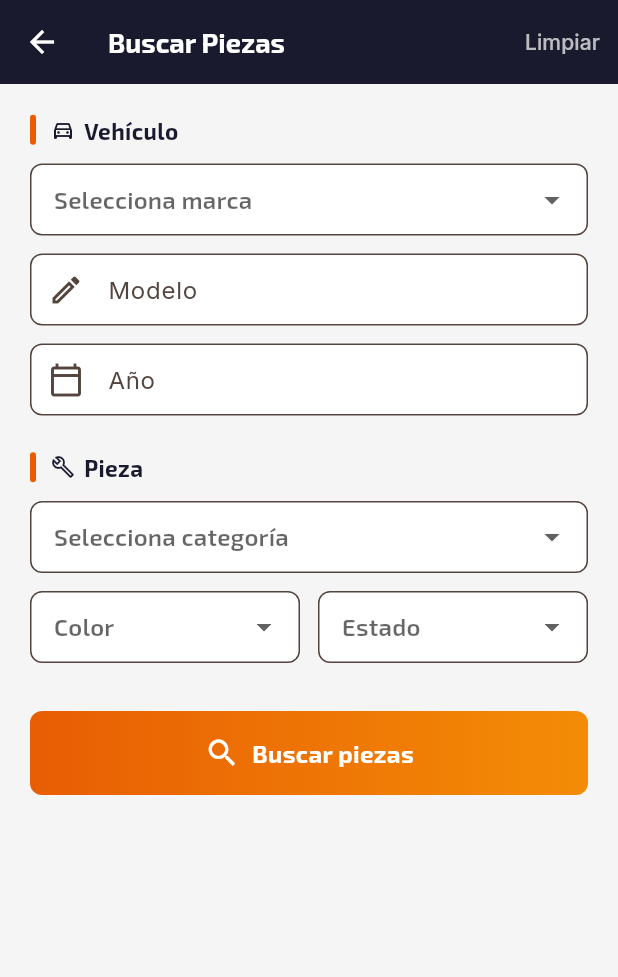
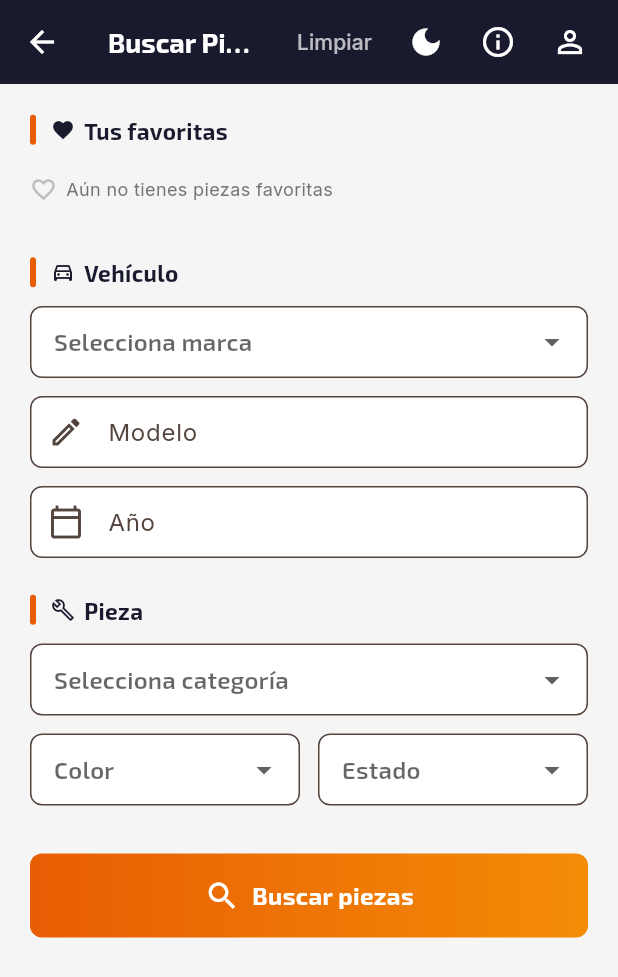
Before and after one commit to gonzalo-bilbao/TodoPiezas, a Flutter app: the screen it shows after launch, after a tap on an icon or button, on a phone screen of 412 x 824 dp. Shown: the top 977 px of the screen. Run offline on Flutter 3.47's test engine with Material 3 defaults, Android fonts, the phone set to English and light mode, and no system bars; our stand-ins replace file_picker, flutter_map, geolocator, google_fonts, image_picker, latlong2 and 2 more; missing offline and left inert: excel; accounts and stored records are empty.

Commit message:
Arreglar whatsapp, textos en modo oscuro, menú global y favoritos en búsqueda
- Incluir whatsapp en list.php, get.php y search.php del backend
- Añadir campo desguaceWhatsapp al modelo Pieza
- Botón WhatsApp en detalle de pieza (bloqueado si no hay número)
- Arreglar colores hardcodeados de textos en modo oscuro
- Extender TopAppBar (modo oscuro + sobre nosotros + usuario) a todas las pantallas
- Sección de favoritos en la pantalla de búsqueda
- Nuevo endpoint piezas/by_ids.php para cargar piezas favoritas

Co-Authored-By: Claude Opus 4.6 <noreply@anthropic.com>

```diff
--- a/lib/models/pieza.dart
+++ b/lib/models/pieza.dart
@@ -14,6 +14,7 @@ class Pieza {
   final int desguaceId;
   final String desguaceNombre;
   final String desguaceTelefono;
+  final String? desguaceWhatsapp;
   final double desguaceLat;
   final double desguaceLng;
   final String desguaceDireccion;
@@ -35,6 +36,7 @@ class Pieza {
     required this.desguaceId,
     required this.desguaceNombre,
     required this.desguaceTelefono,
+    this.desguaceWhatsapp,
     required this.desguaceLat,
     required this.desguaceLng,
     required this.desguaceDireccion,
@@ -57,6 +59,7 @@ class Pieza {
         desguaceId: int.parse(json['desguace_id'].toString()),
         desguaceNombre: json['desguace_nombre'] ?? '',
         desguaceTelefono: json['desguace_telefono'] ?? '',
+        desguaceWhatsapp: json['desguace_whatsapp'],
         desguaceLat: double.parse(json['desguace_lat'].toString()),
         desguaceLng: double.parse(json['desguace_lng'].toString()),
         desguaceDireccion: json['desguace_direccion'] ?? '',
--- a/lib/screens/home/home_screen.dart
+++ b/lib/screens/home/home_screen.dart
@@ -11,6 +11,7 @@ class HomeScreen extends StatelessWidget {
 
   @override
   Widget build(BuildContext context) {
+    final isDark = Theme.of(context).brightness == Brightness.dark;
     return Scaffold(
       appBar: const TopAppBar(title: 'TodoPiezas'),
       body: SafeArea(
@@ -26,7 +27,7 @@ class HomeScreen extends StatelessWidget {
                   style: GoogleFonts.exo2(
                     fontSize: 36,
                     fontWeight: FontWeight.bold,
-                    color: AppTheme.secondary,
+                    color: isDark ? Colors.white : AppTheme.secondary,
                     letterSpacing: 1,
                   ),
                 ),
@@ -35,7 +36,7 @@ class HomeScreen extends StatelessWidget {
                   'Tu desguace, en tu bolsillo',
                   style: GoogleFonts.inter(
                     fontSize: 14,
-                    color: Colors.grey[600],
+                    color: isDark ? Colors.grey[400] : Colors.grey[600],
                     letterSpacing: 0.5,
                   ),
                 ),
--- a/lib/screens/map/desguace_detail_screen.dart
+++ b/lib/screens/map/desguace_detail_screen.dart
@@ -6,6 +6,7 @@ import '../../core/constants.dart';
 import '../../core/theme.dart';
 import '../../models/desguace.dart';
 import '../../services/api_service.dart';
+import '../../widgets/top_app_bar.dart';
 
 class DesguaceDetailScreen extends StatefulWidget {
   final Desguace desguace;
@@ -48,7 +49,7 @@ class _DesguaceDetailScreenState extends State<DesguaceDetailScreen> {
     final d = widget.desguace;
 
     return Scaffold(
-      appBar: AppBar(title: Text(d.nombre)),
+      appBar: TopAppBar(title: d.nombre),
       body: SingleChildScrollView(
         child: Column(
           crossAxisAlignment: CrossAxisAlignment.start,
--- a/lib/screens/map/nearby_screen.dart
+++ b/lib/screens/map/nearby_screen.dart
@@ -5,6 +5,7 @@ import 'package:latlong2/latlong.dart';
 import '../../core/theme.dart';
 import '../../models/desguace.dart';
 import '../../services/api_service.dart';
+import '../../widgets/top_app_bar.dart';
 import 'desguace_detail_screen.dart';
 
 class NearbyScreen extends StatefulWidget {
@@ -74,7 +75,7 @@ class _NearbyScreenState extends State<NearbyScreen> {
   @override
   Widget build(BuildContext context) {
     return Scaffold(
-      appBar: AppBar(title: const Text('Desguaces cercanos')),
+      appBar: const TopAppBar(title: 'Desguaces cercanos'),
       body: _loading
           ? const Center(child: CircularProgressIndicator())
           : _error != null
--- a/lib/screens/search/search_screen.dart
+++ b/lib/screens/search/search_screen.dart
@@ -4,6 +4,8 @@ import 'package:provider/provider.dart';
 import '../../core/constants.dart';
 import '../../core/theme.dart';
 import '../../providers/search_provider.dart';
+import '../../widgets/favoritos_list.dart';
+import '../../widgets/top_app_bar.dart';
 import 'results_screen.dart';
 
 class SearchScreen extends StatefulWidget {
@@ -40,9 +42,9 @@ class _SearchScreenState extends State<SearchScreen> {
     }
 
     return Scaffold(
-      appBar: AppBar(
-        title: const Text('Buscar Piezas'),
-        actions: [
+      appBar: TopAppBar(
+        title: 'Buscar Piezas',
+        extraActions: [
           TextButton(
             onPressed: () {
               provider.clearFilters();
@@ -58,6 +60,10 @@ class _SearchScreenState extends State<SearchScreen> {
         child: Column(
           crossAxisAlignment: CrossAxisAlignment.start,
           children: [
+            _SectionHeader('Tus favoritas', Icons.favorite),
+            const SizedBox(height: 8),
+            const FavoritosList(),
+            const SizedBox(height: 24),
             _SectionHeader('Vehículo', Icons.directions_car_outlined),
             const SizedBox(height: 12),
             _dropdown(
@@ -208,7 +214,10 @@ class _SectionHeader extends StatelessWidget {
   const _SectionHeader(this.text, this.icon);
 
   @override
-  Widget build(BuildContext context) => Row(
+  Widget build(BuildContext context) {
+    final isDark = Theme.of(context).brightness == Brightness.dark;
+    final textColor = isDark ? Colors.white : AppTheme.secondary;
+    return Row(
         children: [
           Container(
             width: 4,
@@ -219,16 +228,17 @@ class _SectionHeader extends StatelessWidget {
             ),
           ),
           const SizedBox(width: 10),
-          Icon(icon, size: 16, color: AppTheme.secondary),
+          Icon(icon, size: 16, color: textColor),
           const SizedBox(width: 6),
           Text(
             text,
             style: GoogleFonts.exo2(
               fontSize: 15,
               fontWeight: FontWeight.bold,
-              color: AppTheme.secondary,
+              color: textColor,
             ),
           ),
         ],
       );
+  }
 }
--- /dev/null
+++ b/lib/widgets/favoritos_list.dart
@@ -0,0 +1,151 @@
+import 'package:flutter/material.dart';
+import 'package:google_fonts/google_fonts.dart';
+import 'package:provider/provider.dart';
+import '../core/constants.dart';
+import '../core/theme.dart';
+import '../models/pieza.dart';
+import '../providers/favoritos_provider.dart';
+import '../screens/product/product_screen.dart';
+import '../services/api_service.dart';
+
+class FavoritosList extends StatefulWidget {
+  const FavoritosList({super.key});
+
+  @override
+  State<FavoritosList> createState() => _FavoritosListState();
+}
+
+class _FavoritosListState extends State<FavoritosList> {
+  List<Pieza> _piezas = [];
+  bool _loading = false;
+  Set<int> _lastIds = {};
+
+  @override
+  void didChangeDependencies() {
+    super.didChangeDependencies();
+    _refreshIfNeeded();
+  }
+
+  Future<void> _refreshIfNeeded() async {
+    final ids = context.read<FavoritosProvider>().ids;
+    if (ids.length == _lastIds.length && ids.containsAll(_lastIds)) return;
+    _lastIds = Set.from(ids);
+    if (ids.isEmpty) {
+      setState(() => _piezas = []);
+      return;
+    }
+    setState(() => _loading = true);
+    try {
+      final piezas = await ApiService.getPiezasByIds(ids.toList());
+      if (mounted) setState(() { _piezas = piezas; _loading = false; });
+    } catch (_) {
+      if (mounted) setState(() => _loading = false);
+    }
+  }
+
+  @override
+  Widget build(BuildContext context) {
+    context.watch<FavoritosProvider>(); // Escucha cambios
+    WidgetsBinding.instance.addPostFrameCallback((_) => _refreshIfNeeded());
+
+    if (_loading) {
+      return const Padding(
+        padding: EdgeInsets.all(20),
+        child: Center(child: CircularProgressIndicator()),
+      );
+    }
+    if (_piezas.isEmpty) {
+      return Padding(
+        padding: const EdgeInsets.symmetric(vertical: 12),
+        child: Row(
+          children: [
+            Icon(Icons.favorite_border, color: Colors.grey[400], size: 18),
+            const SizedBox(width: 6),
+            Text(
+              'Aún no tienes piezas favoritas',
+              style: GoogleFonts.inter(fontSize: 12, color: Colors.grey[600]),
+            ),
+          ],
+        ),
+      );
+    }
+
+    return SizedBox(
+      height: 150,
+      child: ListView.separated(
+        scrollDirection: Axis.horizontal,
+        itemCount: _piezas.length,
+        separatorBuilder: (_, __) => const SizedBox(width: 10),
+        itemBuilder: (context, i) => _FavCard(pieza: _piezas[i]),
+      ),
+    );
+  }
+}
+
+class _FavCard extends StatelessWidget {
+  final Pieza pieza;
+  const _FavCard({required this.pieza});
+
+  @override
+  Widget build(BuildContext context) {
+    return SizedBox(
+      width: 140,
+      child: InkWell(
+        onTap: () => Navigator.push(
+          context,
+          MaterialPageRoute(builder: (_) => ProductScreen(pieza: pieza)),
+        ),
+        borderRadius: BorderRadius.circular(12),
+        child: Card(
+          margin: EdgeInsets.zero,
+          child: Column(
+            crossAxisAlignment: CrossAxisAlignment.stretch,
+            children: [
+              Expanded(
+                child: ClipRRect(
+                  borderRadius: const BorderRadius.vertical(top: Radius.circular(12)),
+                  child: pieza.imagen != null && pieza.imagen!.isNotEmpty
+                      ? Image.network(
+                          '${AppConstants.apiBaseUrl}/${pieza.imagen}',
+                          fit: BoxFit.cover,
+                          errorBuilder: (_, __, ___) => Container(
+                            color: Colors.grey[200],
+                            child: const Icon(Icons.car_repair, color: Colors.grey),
+                          ),
+                        )
+                      : Container(
+                          color: Colors.grey[200],
+                          child: const Icon(Icons.car_repair, color: Colors.grey),
+                        ),
+                ),
+              ),
+              Padding(
+                padding: const EdgeInsets.all(8),
+                child: Column(
+                  crossAxisAlignment: CrossAxisAlignment.start,
+                  children: [
+                    Text(
+                      pieza.nombre,
+                      maxLines: 1,
+                      overflow: TextOverflow.ellipsis,
+                      style: const TextStyle(fontSize: 12, fontWeight: FontWeight.w600),
+                    ),
+                    const SizedBox(height: 2),
+                    Text(
+                      '${pieza.precio.toStringAsFixed(0)} €',
+                      style: TextStyle(
+                        fontSize: 13,
+                        fontWeight: FontWeight.bold,
+                        color: AppTheme.primary,
+                      ),
+                    ),
+                  ],
+                ),
+              ),
+            ],
+          ),
+        ),
+      ),
+    );
+  }
+}
```
Also changed, not shown: lib/screens/product/product_screen.dart (+34 -3 lines), lib/screens/search/results_screen.dart (+4 -5 lines), lib/services/api_service.dart (+12 -0 lines), 4 other files.
